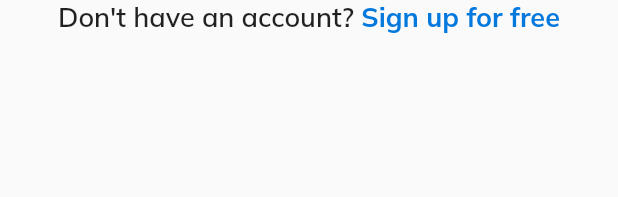
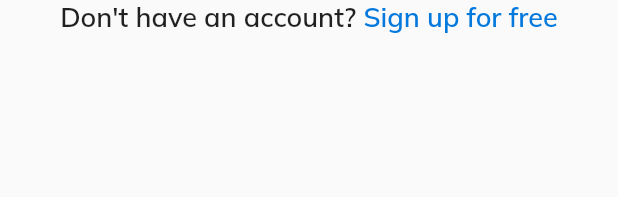
Before and after one commit to MotasemZiad/Car-Rental, a Flutter app: the RowAuthWidget widget shown alone on an empty page, opened directly, on a phone screen of 412 x 824 dp. Shown: the top 197 px of the screen. Run offline on Flutter 3.47's test engine with Material 2 defaults, Android fonts, the phone set to English and light mode, and no system bars; our stand-ins replace badges, bubble_bottom_bar, get, google_fonts, line_icons, step_progress_indicator.

Commit message:
some updates

```diff
--- a/lib/pages/auth/forgetPassword/forget_password_view.dart
+++ b/lib/pages/auth/forgetPassword/forget_password_view.dart
@@ -49,7 +49,6 @@ class ForgetPasswordView extends GetView<ForgetPasswordController> {
                   'Cancel',
                   style: TextStyle(
                     fontSize: 22,
-                    fontWeight: FontWeight.bold,
                     color: kPrimaryColor,
                   ),
                 ),
--- a/lib/pages/auth/signin/signin_view.dart
+++ b/lib/pages/auth/signin/signin_view.dart
@@ -78,7 +78,6 @@ class SigninView extends GetView<SigninController> {
                 style: TextStyle(
                   color: kPrimaryColor,
                   fontSize: 18,
-                  fontWeight: FontWeight.bold,
                 ),
               ),
             ),
--- a/lib/pages/profile/profile_view.dart
+++ b/lib/pages/profile/profile_view.dart
@@ -84,7 +84,9 @@ class ProfileView extends GetView<ProfileController> {
                               color: Colors.white,
                               borderRadius: BorderRadius.circular(15),
                               border: Border.all(
-                                  color: Colors.grey[300]!, width: 1),
+                                color: Colors.grey[300]!,
+                                width: 1,
+                              ),
                             ),
                             alignment: Alignment.center,
                             child: const Text(
--- a/lib/shared/widgets/row_auth_widget.dart
+++ b/lib/shared/widgets/row_auth_widget.dart
@@ -33,7 +33,7 @@ class RowAuthWidget extends StatelessWidget {
               style: TextStyle(
                 color: kPrimaryColor,
                 fontSize: 18,
-                fontWeight: FontWeight.bold,
+                fontWeight: FontWeight.w600,
               ),
             ),
           ),
```
